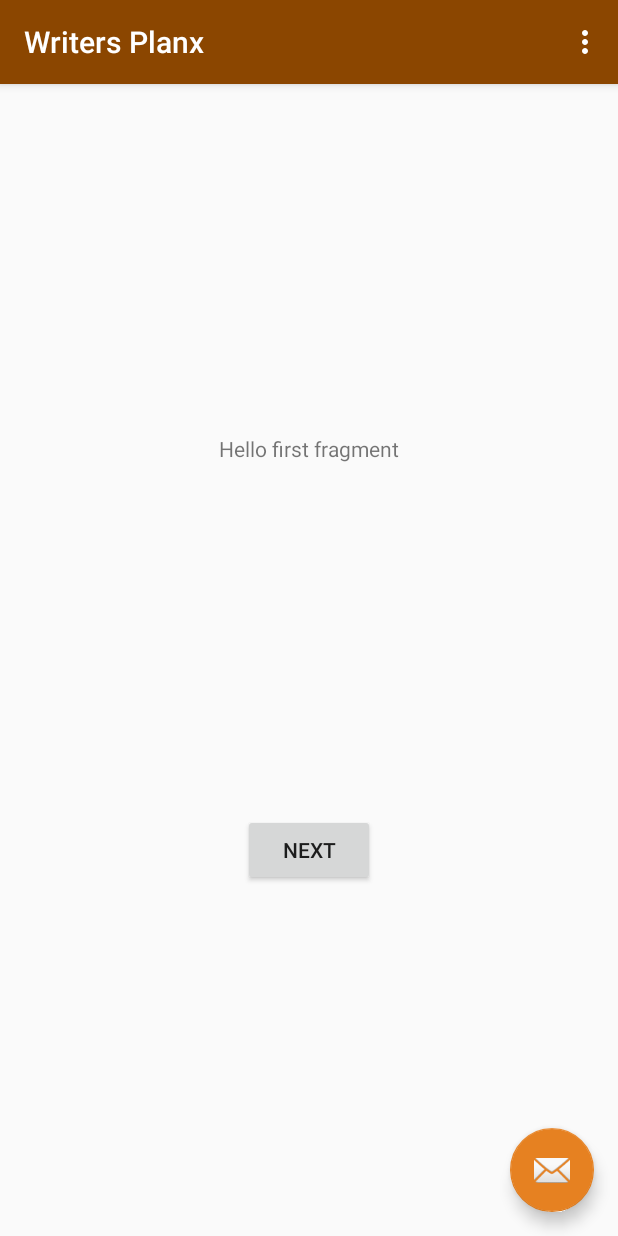
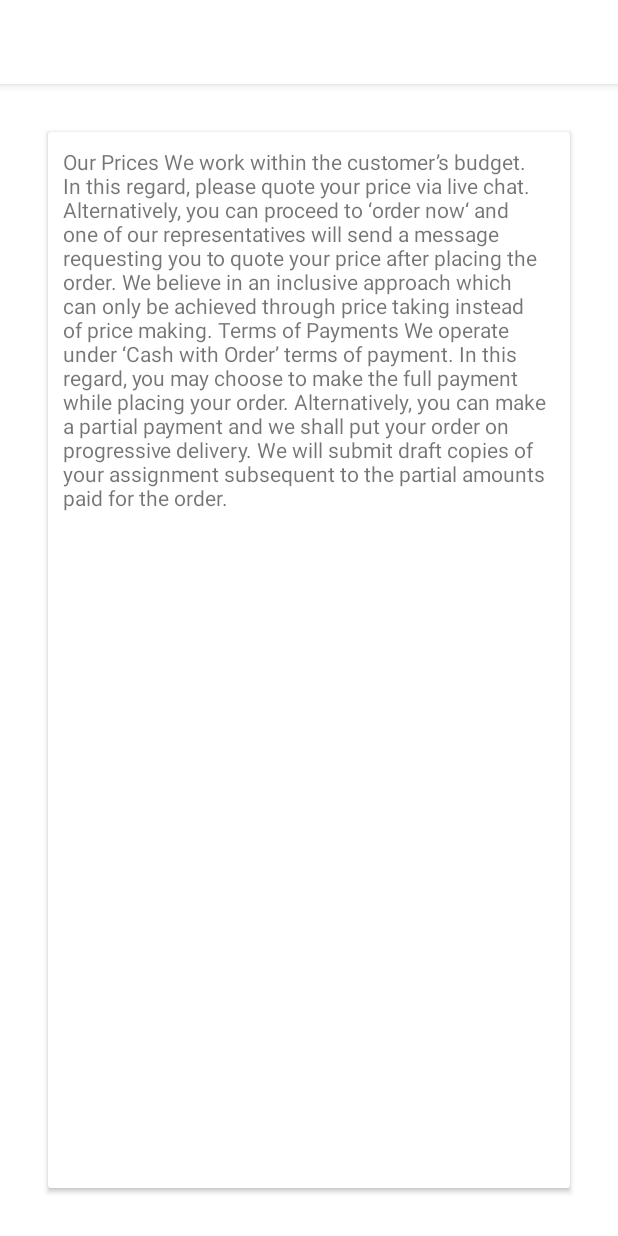
Before and after one commit to nightcrawler-/writers-planx, an Android app: the screen it shows after launch (MainActivity), on a phone screen of 412 x 824 dp. Run offline under Robolectric (Android 15) with nearby library versions, the phone set to English and light mode, and no system bars.

Commit message:
style fixes

```diff
--- a/app/build.gradle
+++ b/app/build.gradle
@@ -45,6 +45,8 @@ dependencies {
     implementation 'com.google.firebase:firebase-core:17.2.2'
     implementation 'com.google.firebase:firebase-analytics:17.2.2'
     implementation 'com.google.firebase:firebase-messaging:20.1.0'
+    implementation 'com.google.android.material:material:1.2.0-alpha06'
+
     testImplementation 'junit:junit:4.13'
     androidTestImplementation 'androidx.test.ext:junit:1.1.1'
     androidTestImplementation 'androidx.test.espresso:espresso-core:3.2.0'
--- a/app/src/main/res/layout/activity_main.xml
+++ b/app/src/main/res/layout/activity_main.xml
@@ -16,13 +16,14 @@
             android:layout_width="match_parent"
             android:layout_height="?attr/actionBarSize"
             android:background="?attr/colorPrimary"
-            app:popupTheme="@style/AppTheme.PopupOverlay" />
+            app:popupTheme="@style/AppTheme.Toolbar" />
 
     </com.google.android.material.appbar.AppBarLayout>
 
     <include layout="@layout/content_main" />
 
     <com.google.android.material.floatingactionbutton.FloatingActionButton
+        android:visibility="gone"
         android:id="@+id/fab"
         android:layout_width="wrap_content"
         android:layout_height="wrap_content"
--- a/app/src/main/res/layout/fragment_first.xml
+++ b/app/src/main/res/layout/fragment_first.xml
@@ -4,19 +4,33 @@
     xmlns:tools="http://schemas.android.com/tools"
     android:layout_width="match_parent"
     android:layout_height="match_parent"
+    android:padding="@dimen/fab_margin"
     tools:context=".FirstFragment">
 
-    <TextView
-        android:id="@+id/textview_first"
-        android:layout_width="wrap_content"
-        android:layout_height="wrap_content"
-        android:text="@string/hello_first_fragment"
-        app:layout_constraintBottom_toTopOf="@id/button_first"
-        app:layout_constraintEnd_toEndOf="parent"
-        app:layout_constraintStart_toStartOf="parent"
-        app:layout_constraintTop_toTopOf="parent" />
+    <androidx.cardview.widget.CardView
+        android:id="@+id/content"
+        android:layout_width="match_parent"
+        android:layout_height="match_parent"
+        android:layout_margin="@dimen/fab_margin"
+        android:padding="10dp"
+        app:cardCornerRadius="2dp"
+        app:cardElevation="2dp">
+
+        <LinearLayout
+            android:layout_width="match_parent"
+            android:layout_height="match_parent"
+            android:layout_margin="10dp">
+
+            <TextView
+                android:layout_width="match_parent"
+                android:layout_height="match_parent"
+                android:text="@string/place_holder" />
+
+        </LinearLayout>
+    </androidx.cardview.widget.CardView>
 
     <Button
+        android:visibility="gone"
         android:id="@+id/button_first"
         android:layout_width="wrap_content"
         android:layout_height="wrap_content"
@@ -24,5 +38,5 @@
         app:layout_constraintBottom_toBottomOf="parent"
         app:layout_constraintEnd_toEndOf="parent"
         app:layout_constraintStart_toStartOf="parent"
-        app:layout_constraintTop_toBottomOf="@id/textview_first" />
+        app:layout_constraintTop_toBottomOf="@id/content" />
 </androidx.constraintlayout.widget.ConstraintLayout>
--- a/app/src/main/res/values/colors.xml
+++ b/app/src/main/res/values/colors.xml
@@ -1,10 +1,23 @@
 <?xml version="1.0" encoding="utf-8"?>
 <resources>
-    <color name="colorPrimary">@color/korma</color>
+    <color name="colorPrimary">@color/white</color>
     <color name="colorPrimaryDark">@color/cedar_wood_finish</color>
     <color name="colorAccent">@color/zest</color>
 
     <color name="korma">#8b4600</color>
     <color name="cedar_wood_finish">#6c2000</color>
     <color name="zest">#e68121</color>
+    <color name="white">#ffffff</color>
+
+    <color name="border">#33ffffff</color> <!-- 20% white -->
+
+    <!-- 20% black -->
+
+    <!-- Scrim colors -->
+    <color name="system_ui_scrim_light">#B3FFFFFF</color> <!-- 70% white -->
+    <!-- 25% black -->
+
+    <!-- We use a dark scrim by default since light status is API 23+ -->
+    <!-- We use a dark scrim by default since light nav bar is API 27+ -->
+    <color name="nav_bar_scrim">@color/system_ui_scrim_light</color>
 </resources>
--- a/app/src/main/res/values/strings.xml
+++ b/app/src/main/res/values/strings.xml
@@ -9,4 +9,10 @@
 
     <string name="hello_first_fragment">Hello first fragment</string>
     <string name="hello_second_fragment">Hello second fragment. Arg: %1$s</string>
+    <string name="place_holder">Our Prices
+We work within the customer’s budget. In this regard, please quote your price via live chat. Alternatively, you can proceed to ‘order now‘ and one of our representatives will send a message requesting you to quote your price after placing the order.  We believe in an inclusive approach which can only be achieved through price taking instead of price making.
+
+Terms of Payments
+
+We operate under ‘Cash with Order’ terms of payment. In this regard, you may choose to make the full payment while placing your order. Alternatively, you can make a partial payment and we shall put your order on progressive delivery. We will submit draft copies of your assignment subsequent to the partial amounts paid for the order.</string>
 </resources>
--- a/app/src/main/res/values/styles.xml
+++ b/app/src/main/res/values/styles.xml
@@ -1,10 +1,22 @@
-<resources>
+<resources xmlns:tools="http://schemas.android.com/tools">
     <!-- Base application theme. -->
-    <style name="AppTheme" parent="Theme.AppCompat.Light.DarkActionBar">
+    <style name="AppTheme" parent="Theme.MaterialComponents.Light.NoActionBar">
         <!-- Customize your theme here. -->
         <item name="colorPrimary">@color/colorPrimary</item>
         <item name="colorPrimaryDark">@color/colorPrimaryDark</item>
         <item name="colorAccent">@color/colorAccent</item>
+
+        <!-- Window decor -->
+        <item name="android:windowLightStatusBar" tools:targetApi="m">true</item>
+        <item name="android:statusBarColor">#00ffffff</item>
+        <item name="android:windowLightNavigationBar" tools:targetApi="o_mr1">
+            true
+        </item>
+        <item name="android:navigationBarColor">@color/nav_bar_scrim</item>
+    </style>
+
+    <style name="AppTheme.Toolbar" parent="ThemeOverlay.MaterialComponents.Light">
+        <item name="android:textStyle">bold</item>
     </style>
 
     <style name="AppTheme.NoActionBar">
```
